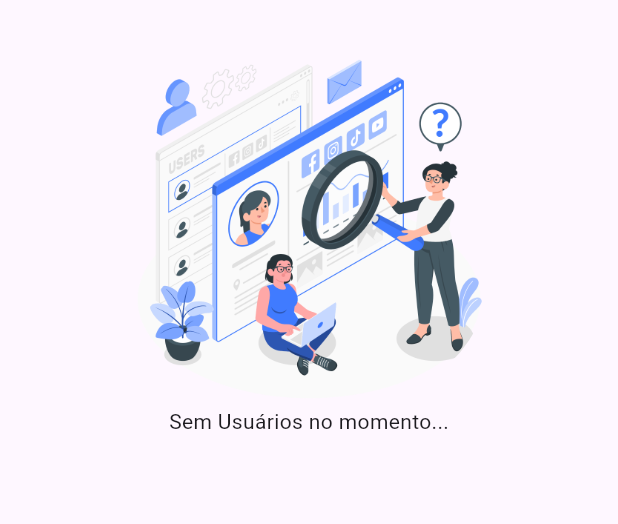
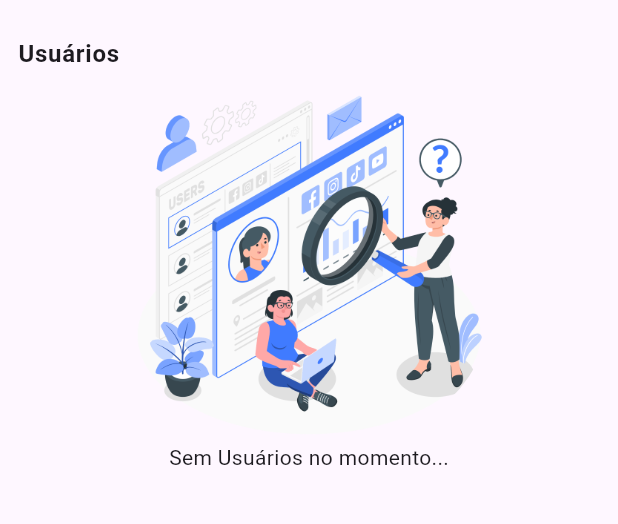
Before and after one commit to JrSEngineer/b2-people, a Flutter app: the screen it shows after launch, after a tap on the "refresh" icon, on a phone screen of 412 x 824 dp, the part 84-608 px from its top. Run offline on Flutter 3.47's test engine with Material 3 defaults, Android fonts, the phone set to English and light mode, and no system bars; our stand-ins replace dio, flutter_modular; missing offline and left inert: country_flags; network calls fail.

Commit message:
Applying strategy pattern to modify home page rendering.

```diff
--- a/lib/src/views/home_page.dart
+++ b/lib/src/views/home_page.dart
@@ -1,10 +1,11 @@
 // ignore_for_file: use_build_context_synchronously
 
-import 'package:b2_people/src/models/user_model.dart';
 import 'package:b2_people/src/view_models/home/home_controller.dart';
+import 'package:b2_people/src/views/strategies/home/body_rendering_strategy.dart';
+import 'package:b2_people/src/views/strategies/home/home_body.dart';
+import 'package:b2_people/src/views/strategies/home/loading_rendering_strategy.dart';
 import 'package:dio/dio.dart';
 import 'package:flutter/material.dart';
-import 'package:flutter_modular/flutter_modular.dart';
 
 class HomePage extends StatefulWidget {
   const HomePage({super.key});
@@ -22,11 +23,29 @@ class _HomePageState extends State<HomePage> {
     super.initState();
 
     _homeController.fetchUsers();
-
     _homeController.scrollController.addListener(_homeController.onScroll);
-
     _homeController.error.addListener(_usersFetchingErrorListenable);
   }
+
+  Widget _body() {
+    HomeBody body = HomeBody();
+
+    return AnimatedBuilder(
+      animation: _homeController,
+      builder: (_, __) {
+        if (_homeController.isLoading) {
+          body.setRenderingStrategy(LoadingRenderingStrategy());
+          return body.renderLoading(context);
+        } else {
+          body.setRenderingStrategy(BodyRenderingStrategy(_homeController));
+          return body.renderUsersList(context);
+        }
+      },
+    );
+  }
+
+  @override
+  Widget build(BuildContext context) => _body();
 
   _usersFetchingErrorListenable() {
     ScaffoldMessenger.of(context).showSnackBar(
@@ -41,166 +60,6 @@ class _HomePageState extends State<HomePage> {
   }
 
   @override
-  Widget build(BuildContext context) {
-    return Scaffold(
-      appBar: AppBar(
-        backgroundColor: Color(0xff5109F9),
-        title: Text(
-          'B2 People',
-          style: Theme.of(context).textTheme.titleLarge?.copyWith(
-            color: Colors.white,
-            fontWeight: FontWeight.w700,
-          ),
-        ),
-        centerTitle: true,
-        actions: [
-          IconButton(
-            onPressed: _homeController.fetchUsers,
-            padding: EdgeInsets.zero,
-            visualDensity: VisualDensity.compact,
-            icon: Icon(
-              Icons.refresh,
-              color: Colors.white,
-            ),
-          ),
-        ],
-      ),
-      body: AnimatedBuilder(
-        animation: _homeController,
-        builder: (_, __) {
-          return Container(
-            height: MediaQuery.sizeOf(context).height,
-            width: MediaQuery.sizeOf(context).width,
-            padding: EdgeInsets.symmetric(
-              vertical: 24,
-              horizontal: 12,
-            ),
-            child: Column(
-              crossAxisAlignment: CrossAxisAlignment.start,
-              children: [
-                if (_homeController.usersList.isNotEmpty)
-                  Text(
-                    'Usuários',
-                    style: Theme.of(context).textTheme.bodyLarge?.copyWith(
-                      fontWeight: FontWeight.w700,
-                    ),
-                  ),
-                if (!_homeController.isLoading)
-                  Expanded(
-                    child: ListView.builder(
-                      controller: _homeController.scrollController,
-                      physics: const BouncingScrollPhysics(),
-                      shrinkWrap: true,
-                      itemCount: _homeController.usersList.length + 1,
-                      itemBuilder: (_, i) {
-                        if (i < _homeController.usersList.length) {
-                          final user = _homeController.usersList[i];
-
-                          final icon = switch (user.gender) {
-                            UserGender.female => Icons.woman,
-                            UserGender.male => Icons.man,
-                          };
-
-                          final iconColor = switch (user.gender) {
-                            UserGender.female => Colors.pinkAccent,
-                            UserGender.male => Colors.blueAccent,
-                          };
-
-                          return ListTile(
-                            contentPadding: EdgeInsets.zero,
-                            leading: Container(
-                              height: 36,
-                              width: 36,
-                              decoration: BoxDecoration(
-                                borderRadius: BorderRadius.circular(100),
-                                image: DecorationImage(
-                                  fit: BoxFit.fill,
-                                  image: NetworkImage(
-                                    user.profile.profileImage,
-                                  ),
-                                ),
-                              ),
-                            ),
-                            title: Text(
-                              user.fullName,
-                            ),
-                            subtitle: Text(
-                              user.profile.email,
-                            ),
-                            trailing: Icon(
-                              icon,
-                              color: iconColor,
-                            ),
-                            onTap: () {
-                              Modular.to.pushNamed('../users/', arguments: user);
-                            },
-                          );
-                        } else {
-                          if (_homeController.usersList.isEmpty) {
-                            return Center(
-                              child: Column(
-                                children: [
-                                  Container(
-                                    height: MediaQuery.sizeOf(context).width * 0.6,
-                                    width: MediaQuery.sizeOf(context).width * 0.6,
-                                    decoration: BoxDecoration(
-                                      borderRadius: BorderRadius.circular(100),
-                                      image: DecorationImage(
-                                        fit: BoxFit.fill,
-                                        image: AssetImage(
-                                          'assets/images/no-users-image.png',
-                                        ),
-                                      ),
-                                    ),
-                                  ),
-                                  Text(
-                                    'Sem Usuários no momento...',
-                                  ),
-                                ],
-                              ),
-                            );
-                          }
-                          return Center(
-                            child: CircularProgressIndicator(),
-                          );
-                        }
-                      },
-                    ),
-                  ),
-                if (_homeController.isLoading)
-                  SizedBox(
-                    height: MediaQuery.sizeOf(context).height * 0.6,
-                    width: MediaQuery.sizeOf(context).width,
-                    child: Column(
-                      children: [
-                        Container(
-                          height: MediaQuery.sizeOf(context).width * 0.6,
-                          width: MediaQuery.sizeOf(context).width * 0.6,
-                          decoration: BoxDecoration(
-                            borderRadius: BorderRadius.circular(100),
-                            image: DecorationImage(
-                              fit: BoxFit.fill,
-                              image: AssetImage(
-                                'assets/images/no-users-image.png',
-                              ),
-                            ),
-                          ),
-                        ),
-                        Text(
-                          'Sem Usuários no momento...',
-                        ),
-                      ],
-                    ),
-                  ),
-              ],
-            ),
-          );
-        },
-      ),
-    );
-  }
-
-  @override
   void dispose() {
     _homeController.scrollController.removeListener(_homeController.onScroll);
     _homeController.error.removeListener(_usersFetchingErrorListenable);
--- /dev/null
+++ b/lib/src/views/strategies/home/body_rendering_strategy.dart
@@ -0,0 +1,139 @@
+import 'package:b2_people/src/models/user_model.dart';
+import 'package:b2_people/src/view_models/home/home_controller.dart';
+import 'package:b2_people/src/views/strategies/home/home_rendering_strategy.dart';
+import 'package:flutter/material.dart';
+import 'package:flutter_modular/flutter_modular.dart';
+
+class BodyRenderingStrategy implements HomeRenderingStrategy {
+  BodyRenderingStrategy(this._homeController);
+
+  final HomeController _homeController;
+
+  @override
+  Widget render(BuildContext context) {
+    return Scaffold(
+      appBar: AppBar(
+        backgroundColor: Color(0xff5109F9),
+        title: Text(
+          'B2 People',
+          style: Theme.of(context).textTheme.titleLarge?.copyWith(
+            color: Colors.white,
+            fontWeight: FontWeight.w700,
+          ),
+        ),
+        centerTitle: true,
+        actions: [
+          IconButton(
+            onPressed: _homeController.fetchUsers,
+            padding: EdgeInsets.zero,
+            visualDensity: VisualDensity.compact,
+            icon: Icon(
+              Icons.refresh,
+              color: Colors.white,
+            ),
+          ),
+        ],
+      ),
+      body: Container(
+        height: MediaQuery.sizeOf(context).height,
+        width: MediaQuery.sizeOf(context).width,
+        padding: EdgeInsets.symmetric(
+          vertical: 24,
+          horizontal: 12,
+        ),
+        child: Column(
+          crossAxisAlignment: CrossAxisAlignment.start,
+          children: [
+            Text(
+              'Usuários',
+              style: Theme.of(context).textTheme.bodyLarge?.copyWith(
+                fontWeight: FontWeight.w700,
+              ),
+            ),
+            Expanded(
+              child: ListView.builder(
+                controller: _homeController.scrollController,
+                physics: const BouncingScrollPhysics(),
+                shrinkWrap: true,
+                itemCount: _homeController.usersList.length + 1,
+                itemBuilder: (_, i) {
+                  if (i < _homeController.usersList.length) {
+                    final user = _homeController.usersList[i];
+
+                    final icon = switch (user.gender) {
+                      UserGender.female => Icons.woman,
+                      UserGender.male => Icons.man,
+                    };
+
+                    final iconColor = switch (user.gender) {
+                      UserGender.female => Colors.pinkAccent,
+                      UserGender.male => Colors.blueAccent,
+                    };
+
+                    return ListTile(
+                      contentPadding: EdgeInsets.zero,
+                      leading: Container(
+                        height: 36,
+                        width: 36,
+                        decoration: BoxDecoration(
+                          borderRadius: BorderRadius.circular(100),
+                          image: DecorationImage(
+                            fit: BoxFit.fill,
+                            image: NetworkImage(
+                              user.profile.profileImage,
+                            ),
+                          ),
+                        ),
+                      ),
+                      title: Text(
+                        user.fullName,
+                      ),
+                      subtitle: Text(
+                        user.profile.email,
+                      ),
+                      trailing: Icon(
+                        icon,
+                        color: iconColor,
+                      ),
+                      onTap: () {
+                        Modular.to.pushNamed('../users/', arguments: user);
+                      },
+                    );
+                  } else {
+                    if (_homeController.usersList.isEmpty) {
+                      return Center(
+                        child: Column(
+                          children: [
+                            Container(
+                              height: MediaQuery.sizeOf(context).width * 0.6,
+                              width: MediaQuery.sizeOf(context).width * 0.6,
+                              decoration: BoxDecoration(
+                                borderRadius: BorderRadius.circular(100),
+                                image: DecorationImage(
+                                  fit: BoxFit.fill,
+                                  image: AssetImage(
+                                    'assets/images/no-users-image.png',
+                                  ),
+                                ),
+                              ),
+                            ),
+                            Text(
+                              'Sem Usuários no momento...',
+                            ),
+                          ],
+                        ),
+                      );
+                    }
+                    return Center(
+                      child: CircularProgressIndicator(),
+                    );
+                  }
+                },
+              ),
+            ),
+          ],
+        ),
+      ),
+    );
+  }
+}
--- /dev/null
+++ b/lib/src/views/strategies/home/home_body.dart
@@ -0,0 +1,24 @@
+import 'package:b2_people/src/views/strategies/home/home_rendering_strategy.dart';
+import 'package:flutter/material.dart';
+
+class HomeBody {
+  HomeRenderingStrategy? _strategy;
+
+  void setRenderingStrategy(HomeRenderingStrategy strategy) {
+    _strategy = strategy;
+  }
+
+  Widget renderLoading(BuildContext context) {
+    if (_strategy == null) {
+      return Container();
+    }
+    return _strategy!.render(context);
+  }
+
+  Widget renderUsersList(BuildContext context) {
+    if (_strategy == null) {
+      return Container();
+    }
+    return _strategy!.render(context);
+  }
+}
--- /dev/null
+++ b/lib/src/views/strategies/home/home_rendering_strategy.dart
@@ -0,0 +1,5 @@
+import 'package:flutter/material.dart';
+
+abstract interface class HomeRenderingStrategy {
+  Widget render(BuildContext context);
+}
--- /dev/null
+++ b/lib/src/views/strategies/home/loading_rendering_strategy.dart
@@ -0,0 +1,28 @@
+import 'package:b2_people/src/views/strategies/home/home_rendering_strategy.dart';
+import 'package:flutter/material.dart';
+
+class LoadingRenderingStrategy implements HomeRenderingStrategy {
+  @override
+  Widget render(BuildContext context) {
+    return Scaffold(
+      appBar: AppBar(
+        backgroundColor: Color(0xff5109F9),
+        title: Text(
+          'B2 People',
+          style: Theme.of(context).textTheme.titleLarge?.copyWith(
+            color: Colors.white,
+            fontWeight: FontWeight.w700,
+          ),
+        ),
+        centerTitle: true,
+      ),
+      body: SizedBox(
+        height: MediaQuery.sizeOf(context).height,
+        width: MediaQuery.sizeOf(context).width,
+        child: Center(
+          child: CircularProgressIndicator(),
+        ),
+      ),
+    );
+  }
+}
```
